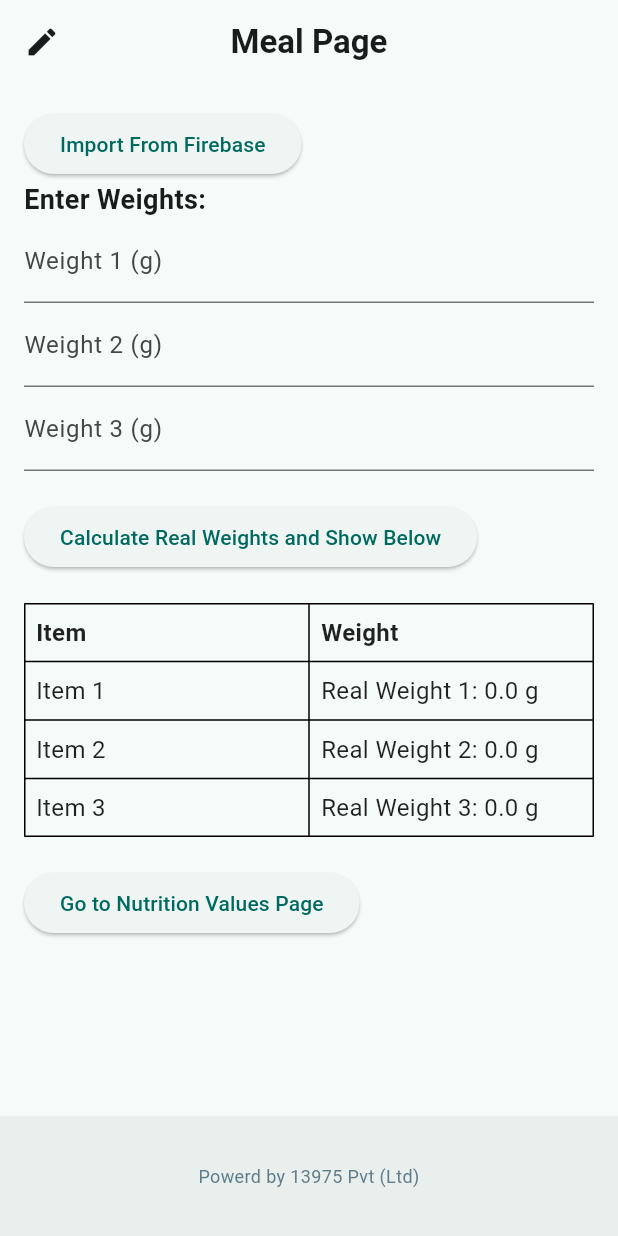
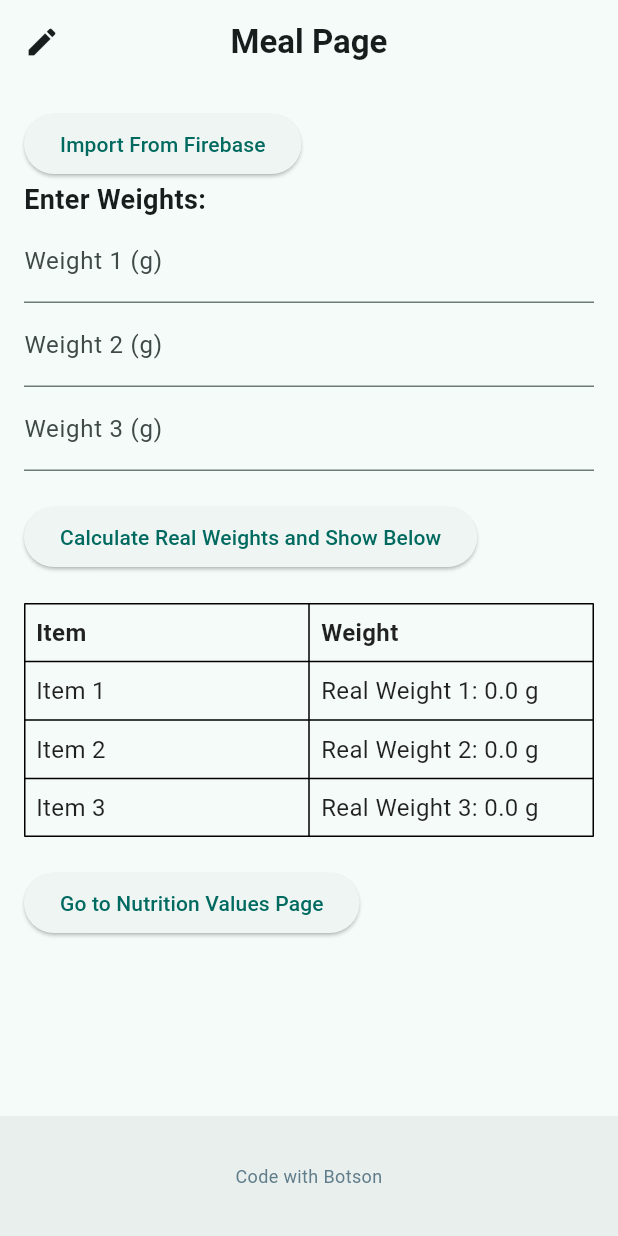
Before and after one commit to Thameera08/smart_lunch_box, a Flutter app: the screen it shows after launch, after a tap on "Get Start", on a phone screen of 412 x 824 dp. Run offline on Flutter 3.47's test engine with Material 3 defaults, Android fonts, the phone set to English and light mode, and no system bars; our stand-ins replace cloud_firestore, firebase_core; missing offline and left inert: flutter_animated_button; accounts and stored records are empty.

Commit message:
final edit

```diff
--- a/lib/screen/calories_page.dart
+++ b/lib/screen/calories_page.dart
@@ -457,7 +457,7 @@ class _CaloriesPageState extends State<CaloriesPage> {
               child: Padding(
                 padding: EdgeInsets.all(15.0),
                 child: Text(
-                  "Powerd by 13975 Pvt (Ltd)",
+                 "Code with Botson",
                   textAlign: TextAlign.center,
                   style: TextStyle(
                     fontSize: 12,
--- a/lib/screen/get_start_page.dart
+++ b/lib/screen/get_start_page.dart
@@ -48,8 +48,8 @@ class StartPage extends StatelessWidget {
                       30.0), // Rounded border for the Image
                   child: Image.asset(
                     "assets/images/startimg.jpg",
-                    width: 200,
-                    height: 200,
+                    width: 300,
+                    height: 300,
                   ),
                 ),
               ),
@@ -97,7 +97,7 @@ class StartPage extends StatelessWidget {
               child: Padding(
                 padding: EdgeInsets.all(15.0),
                 child: Text(
-                  "Powerd by 13975 Pvt (Ltd)",
+                  "Code with Botson",
                   textAlign: TextAlign.center,
                   style: TextStyle(
                     fontSize: 12,
--- a/lib/screen/home.dart
+++ b/lib/screen/home.dart
@@ -260,7 +260,7 @@ class _MealWeightEntryPageState extends State<MealWeightEntryPage> {
               child: Padding(
                 padding: EdgeInsets.all(15.0),
                 child: Text(
-                  "Powerd by 13975 Pvt (Ltd)",
+                  "Code with Botson",
                   textAlign: TextAlign.center,
                   style: TextStyle(
                     fontSize: 12,
--- a/lib/screen/total_page.dart
+++ b/lib/screen/total_page.dart
@@ -123,7 +123,7 @@ class TotalPage extends StatelessWidget {
               child: Padding(
                 padding: EdgeInsets.all(15.0),
                 child: Text(
-                  "Powerd by 13975 Pvt (Ltd)",
+                 "Code with Botson",
                   textAlign: TextAlign.center,
                   style: TextStyle(
                     fontSize: 12,
```
